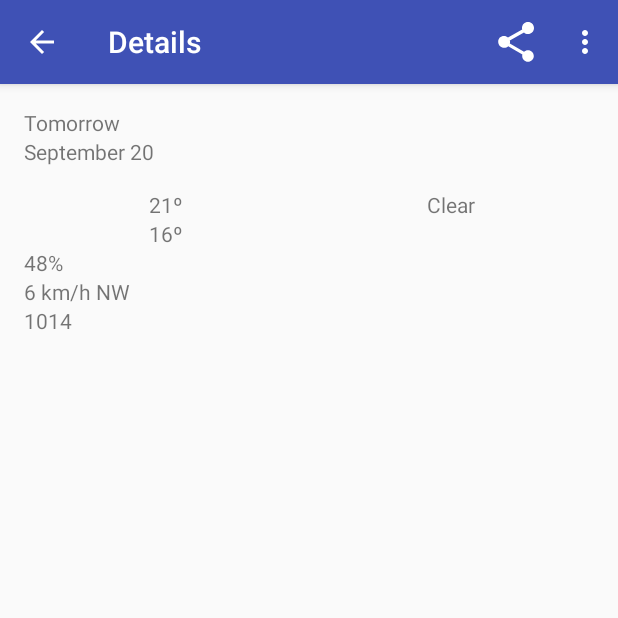
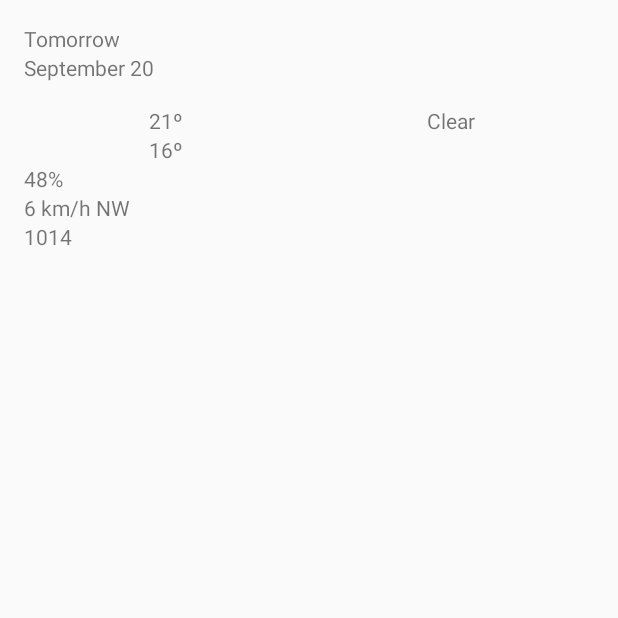
Before and after one commit to GuilleGrande/MySunshine, an Android app: the DetailActivity screen opened directly, with no data from a screen before it, on a phone screen of 412 x 824 dp, the top half of it. Run offline under Robolectric (Android 15) with nearby library versions, the phone set to English and light mode, and no system bars; 1 statement that could not run was skipped.

Commit message:
Added compatibility for multiple screen size devices. It shows as a two-pane screen with the list weather forecast on the left and a detail weather on the right.
Also the toolbar has been discarded and awaiting future fix
NOTE: NOT TESTED! tablet emulation problem?

```diff
--- a/app/src/main/java/com/example/guillermo/mysunshine/DetailActivity.java
+++ b/app/src/main/java/com/example/guillermo/mysunshine/DetailActivity.java
@@ -2,6 +2,7 @@ package com.example.guillermo.mysunshine;
 
 import android.content.Intent;
 import android.os.Bundle;
+import android.support.v7.app.ActionBarActivity;
 import android.support.v7.app.AppCompatActivity;
 import android.support.v7.widget.Toolbar;
 import android.view.Menu;
@@ -14,16 +15,24 @@ public class DetailActivity extends AppCompatActivity
     {
         super.onCreate(savedInstanceState);
         setContentView(R.layout.activity_detail);
+        //Toolbar toolbar = (Toolbar) findViewById(R.id.toolbar);
+        //setSupportActionBar(toolbar);
+        //getSupportActionBar().setDisplayHomeAsUpEnabled(true);
 
-        Toolbar toolbar = (Toolbar) findViewById(R.id.toolbar);
-        setSupportActionBar(toolbar);
-        getSupportActionBar().setDisplayHomeAsUpEnabled(true);
+        if (savedInstanceState == null)
+        {
+            // Create the detail fragment and add it to the activity
+            // using a fragment transaction.
 
-        if (savedInstanceState != null)
-        {
+            Bundle arguments = new Bundle();
+            arguments.putParcelable(DetailActivityFragment.DETAIL_URI, getIntent().getData());
+
+            DetailActivityFragment fragment = new DetailActivityFragment();
+            fragment.setArguments(arguments);
+
             getSupportFragmentManager()
                     .beginTransaction()
-                    .add(R.id.container, new DetailActivityFragment())
+                    .add(R.id.weather_detail_container, fragment)
                     .commit();
         }
     }
--- a/app/src/main/java/com/example/guillermo/mysunshine/DetailActivityFragment.java
+++ b/app/src/main/java/com/example/guillermo/mysunshine/DetailActivityFragment.java
@@ -2,6 +2,7 @@ package com.example.guillermo.mysunshine;
 
 import android.content.Intent;
 import android.database.Cursor;
+import android.net.Uri;
 import android.support.v4.app.Fragment;
 import android.os.Bundle;
 import android.support.v4.app.LoaderManager;
@@ -25,11 +26,15 @@ public class DetailActivityFragment extends Fragment implements LoaderManager.Lo
 {
     private final String LOG_TAG = DetailActivityFragment.class.getSimpleName();
     private final String FORECAST_SHARE_HASHTAG = " #MySunshineApp";
+    static final String DETAIL_URI = "URI";
+
+    private Uri mUri;
     private String mForecast;
-    private ShareActionProvider shareActionProvider;
+    private ShareActionProvider mShareActionProvider;
 
     //Loader id constant
     private static final int DETAIL_LOADER = 0;
+
     //Projection of the columns we need from the data base
     private static final String[] FORECAST_COLUMNS = {WeatherContract.WeatherEntry.TABLE_NAME + "." + WeatherContract.WeatherEntry._ID,
                                                             WeatherContract.WeatherEntry.COLUMN_DATE,
@@ -74,6 +79,13 @@ public class DetailActivityFragment extends Fragment implements LoaderManager.Lo
     @Override
     public View onCreateView(LayoutInflater inflater, ViewGroup container, Bundle savedInstanceState)
     {
+        Bundle args = getArguments();
+
+        if (args != null)
+        {
+            mUri = args.getParcelable(DetailActivityFragment.DETAIL_URI);
+        }
+
         View rootView = inflater.inflate(R.layout.fragment_detail, container, false);
 
         mDetail_icon = (ImageView) rootView.findViewById(R.id.detail_icon);
@@ -98,11 +110,11 @@ public class DetailActivityFragment extends Fragment implements LoaderManager.Lo
         MenuItem menuItem = menu.findItem(R.id.action_share);
 
         //Get provider and hold onto it to set/change the share intent
-        shareActionProvider = (ShareActionProvider) MenuItemCompat.getActionProvider(menuItem);
+        mShareActionProvider = (ShareActionProvider) MenuItemCompat.getActionProvider(menuItem);
 
         if (mForecast != null)
         {
-            shareActionProvider.setShareIntent(createShareForecastIntent());
+            mShareActionProvider.setShareIntent(createShareForecastIntent());
         }
     }
 
@@ -126,22 +138,21 @@ public class DetailActivityFragment extends Fragment implements LoaderManager.Lo
     public Loader<Cursor> onCreateLoader(int id, Bundle args)
     {
         Log.v(LOG_TAG, "In onCreateLoader");
-        Intent intent = getActivity().getIntent();
 
-        if (intent == null)
+        if (null != mUri)
         {
-            //If there is no projection data in the intent there is no point in returning a loader.
-            return null;
+            // Now create and return a CursorLoader that will take care of
+            // creating a Cursor for the data being displayed.
+
+            return new CursorLoader(getActivity(),
+                                    mUri,
+                                    FORECAST_COLUMNS,
+                                    null,
+                                    null,
+                                    null);
         }
 
-        // Now we create and return a CursorLoader that will take care of
-        // creating a Cursor for the data being displayed.
-        return new CursorLoader(getActivity(),
-                                intent.getData(),
-                                FORECAST_COLUMNS,
-                                null,
-                                null,
-                                null);
+        return null;
     }
 
     @Override
@@ -195,13 +206,27 @@ public class DetailActivityFragment extends Fragment implements LoaderManager.Lo
 
             mForecast = String.format("%s - %s - %s/%s", dateTxt, forecastTxt, high, low);
 
-            if (shareActionProvider != null)
+            if (mShareActionProvider != null)
             {
-                shareActionProvider.setShareIntent(createShareForecastIntent());
+                mShareActionProvider.setShareIntent(createShareForecastIntent());
             }
         }
     }
 
     @Override
     public void onLoaderReset(Loader<Cursor> loader) {}
+
+    void onLocationChanged(String newLocation)
+    {
+        // replace the uri, since the location has changed
+        Uri uri = mUri;
+
+        if (null != uri)
+        {
+            long date = WeatherContract.WeatherEntry.getDateFromUri(uri);
+            Uri updatedUri = WeatherContract.WeatherEntry.buildWeatherLocationWithDate(newLocation, date);
+            mUri = updatedUri;
+            getLoaderManager().restartLoader(DETAIL_LOADER, null, this);
+        }
+    }
 }
--- a/app/src/main/res/layout/activity_detail.xml
+++ b/app/src/main/res/layout/activity_detail.xml
@@ -1,30 +1,9 @@
 <?xml version="1.0" encoding="utf-8"?>
-<android.support.design.widget.CoordinatorLayout
+<FrameLayout
     xmlns:android="http://schemas.android.com/apk/res/android"
     xmlns:tools="http://schemas.android.com/tools"
-    xmlns:app="http://schemas.android.com/apk/res-auto"
-    android:id="@+id/container"
+    android:id="@+id/weather_detail_container"
     android:layout_width="match_parent"
     android:layout_height="match_parent"
-    android:fitsSystemWindows="true"
-    tools:context="com.example.android.sunshine.app.DetailActivity"
-    tools:ignore="MergeRootFrame">
-
-    <android.support.design.widget.AppBarLayout
-        android:layout_width="match_parent"
-        android:layout_height="wrap_content"
-        android:theme="@style/AppTheme.AppBarOverlay">
-
-        <android.support.v7.widget.Toolbar
-            android:id="@+id/toolbar"
-            android:layout_width="match_parent"
-            android:layout_height="?attr/actionBarSize"
-            android:background="?attr/colorPrimary"
-            android:title="@string/title_activity_detail"
-            app:popupTheme="@style/AppTheme.PopupOverlay" />
-
-    </android.support.design.widget.AppBarLayout>
-
-    <include layout="@layout/content_detail" />
-
-</android.support.design.widget.CoordinatorLayout>
+    tools:context="com.example.guillermo.mysunshine.DetailActivity"
+    tools:ignore="MergeRootFrame"/>
--- a/app/src/main/res/values-w820dp/dimens.xml
+++ /dev/null
@@ -1,6 +0,0 @@
-<resources>
-    <!-- Example customization of dimensions originally defined in res/values/dimens.xml
-         (such as screen margins) for screens with more than 820dp of available width. This
-         would include 7" and 10" devices in landscape (~960dp and ~1280dp respectively). -->
-    <dimen name="activity_horizontal_margin">64dp</dimen>
-</resources>
```
Also changed, not shown: app/src/main/java/com/example/guillermo/mysunshine/ForecastFragment.java (+9 -3 lines), app/src/main/java/com/example/guillermo/mysunshine/MainActivity.java (+73 -17 lines), app/src/main/java/com/example/guillermo/mysunshine/SettingsActivity.java (+11 -1 lines), app/src/main/res/layout-sw600dp/activity_main.xml (added, +29 -0 lines), app/src/main/res/layout/activity_main.xml (+7 -23 lines).
